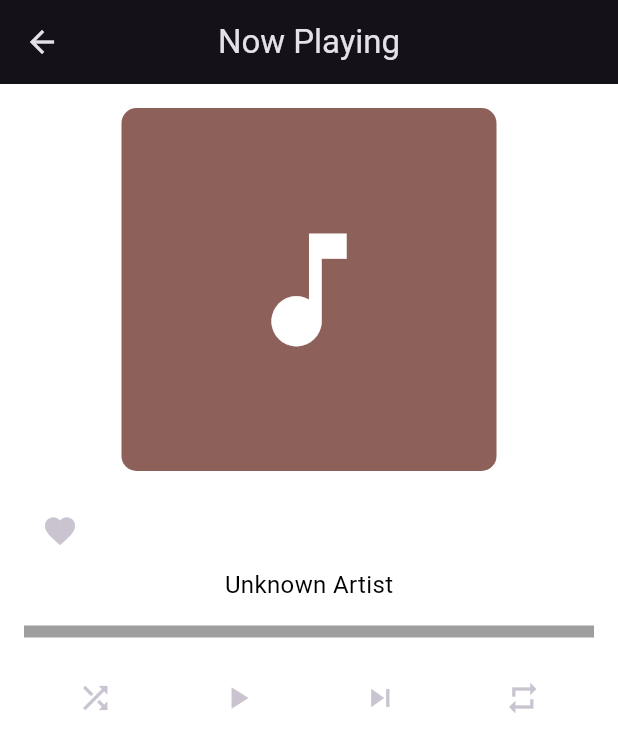
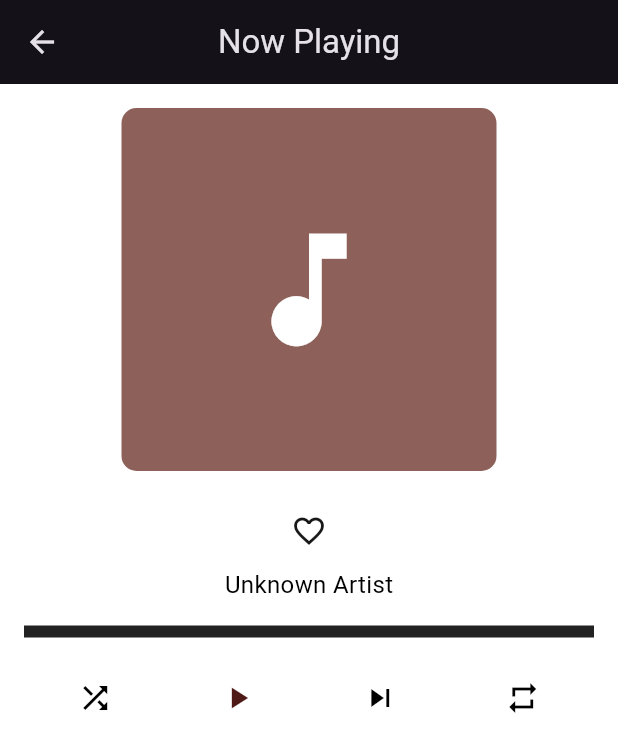
Before and after one commit to GtHubproject/musify, a Flutter app: the FullSongplayerView screen opened by its route, after a tap on the "shuffle" icon, on a phone screen of 412 x 824 dp. Shown: the top 752 px of the screen. Run offline on Flutter 3.47's test engine with Material 3 defaults, Android fonts, the phone set to English and light mode, and no system bars; drawn by our look-alikes of on_audio_query; our stand-ins replace get, hive, hive_flutter, just_audio, marquee, permission_handler and 1 more; accounts and stored records are empty; statements that could not run were skipped.

Commit message:
some changes

```diff
--- a/lib/app/modules/bottomnavigationbar/controllers/bottomnavigationbar_controller.dart
+++ b/lib/app/modules/bottomnavigationbar/controllers/bottomnavigationbar_controller.dart
@@ -21,6 +21,8 @@ class BottomnavigationbarController extends GetxController {
     audioPlayer.positionStream.listen((position) {
       update();
     });
+
+
     update();
   }
 
@@ -59,6 +61,8 @@ class BottomnavigationbarController extends GetxController {
     _songs = songs;
   }
 
+
+
   void playNextSong() {
     if (currentSong.value != null) {
       int currentIndex =
--- a/lib/app/modules/bottomnavigationbar/controllers/fullplayer.dart
+++ b/lib/app/modules/bottomnavigationbar/controllers/fullplayer.dart
@@ -1,5 +1,3 @@
-
-
 import 'package:get/get.dart';
 import 'package:just_audio/just_audio.dart';
 import 'package:musicplayer/app/modules/bottomnavigationbar/controllers/bottomnavigationbar_controller.dart';
@@ -7,11 +5,18 @@ import 'package:musicplayer/app/modules/library/controllers/tracks_controller.da
 import 'package:on_audio_query/on_audio_query.dart';
 
 class FullSongplayerController extends GetxController {
-
-
   late TrackController trackController;
   late BottomnavigationbarController bottomController;
   late AudioPlayer audioPlayer;
+
+  SongModel? get currentSong => bottomController.currentSong.value;
+
+
+  bool _isShuffle = false;
+  bool get isShuffle => _isShuffle;
+
+  bool _isRepeat = false;
+  bool get isRepeat => _isRepeat;
 
   @override
   void onInit() {
@@ -20,8 +25,6 @@ class FullSongplayerController extends GetxController {
     bottomController = Get.find<BottomnavigationbarController>();
     audioPlayer = bottomController.audioPlayer;
   }
-
-  SongModel? get currentSong => bottomController.currentSong.value;
 
   void seekTo(double seconds) {
     bottomController.audioPlayer.seek(Duration(seconds: seconds.toInt()));
@@ -37,7 +40,17 @@ class FullSongplayerController extends GetxController {
   }
 
   void playNextSong() {
+    bottomController.playNextSong();
+    update();
+  }
 
+   void toggleShuffle() {
+    _isShuffle = !_isShuffle;
+    update();
+  }
+
+  void toggleRepeat() {
+    _isRepeat = !_isRepeat;
     update();
   }
 
@@ -47,9 +60,8 @@ class FullSongplayerController extends GetxController {
     String twoDigitSeconds = twoDigits(duration.inSeconds.remainder(60));
     return "$twoDigitMinutes:$twoDigitSeconds";
   }
-   void updateProgress() {
+
+  void updateProgress() {
     update();
   }
-
-
 }
--- a/lib/app/modules/bottomnavigationbar/views/fullplayer.dart
+++ b/lib/app/modules/bottomnavigationbar/views/fullplayer.dart
@@ -8,12 +8,11 @@ import 'package:musicplayer/app/modules/favourites/controllers/favourites_contro
 import 'package:musicplayer/app/modules/library/controllers/tracks_controller.dart';
 import 'package:on_audio_query/on_audio_query.dart';
 
-
 class FullSongplayerView extends GetView<FullSongplayerController> {
-
   FullSongplayerView({Key? key}) : super(key: key);
 
-   final FullSongplayerController fullSongplayerController = Get.put(FullSongplayerController());
+  final FullSongplayerController fullSongplayerController =
+      Get.put(FullSongplayerController());
 
   final TrackController trackController = Get.put(TrackController());
 
@@ -40,118 +39,101 @@ class FullSongplayerView extends GetView<FullSongplayerController> {
               nullArtworkWidget: Container(
                 decoration: BoxDecoration(
                   color: Color.fromARGB(235, 131, 83, 76),
-                  borderRadius: BorderRadius.circular(10.0),),
+                  borderRadius: BorderRadius.circular(10.0),
+                ),
                 width: 250,
                 height: 242,
-
-                    child: Icon(Icons.music_note,
+                child: Icon(
+                  Icons.music_note,
                   size: 100,
                 ),
               ),
             ),
-
             SizedBox(height: 16),
-
-            Row(
+            Row( mainAxisAlignment: MainAxisAlignment.center,
               children: [
-                IconButton(onPressed:(){
+                IconButton(
+                    onPressed: () {
                       SongModel currentSong = controller.currentSong!;
                       // Call the addToFavorites method from the TrackController
                       trackController.addToFavorites(currentSong);
                       // Notify the FavoritesController to trigger a rebuild
                       Get.find<FavouritesController>().update();
-                }, icon:Icon(Icons.favorite)),
+                    },
+                    icon: Icon(Icons.favorite_border,color: const Color.fromARGB(255, 25, 24, 24),)),
+
+
+ Obx(() =>
                 Text(
                   controller.currentSong?.title ?? '',
                   style: TextStyle(
                     fontWeight: FontWeight.bold,
+
                     fontSize: 18,
                   ),
-                ),
+                ),)
+
               ],
             ),
 
+             Obx(() =>
             Text(
               controller.currentSong?.artist ?? 'Unknown Artist',
               style: TextStyle(fontSize: 16),
-            ),
-
+            ),),
             SizedBox(height: 16),
-
             Stack(
               alignment: Alignment.centerLeft,
               children: [
+                //Obx(() =>
                 LinearProgressIndicator(
-      value: (controller.audioPlayer.duration?.inMilliseconds ?? 0) > 0
+                  value:
+                      (controller.audioPlayer.duration?.inMilliseconds ?? 0) > 0
                           ? (controller.audioPlayer.position.inMilliseconds /
-                  controller.audioPlayer.duration!.inMilliseconds)
-          .clamp(0.0, 1.0):0.0,
+                                  controller
+                                      .audioPlayer.duration!.inMilliseconds)
+                              .clamp(0.0, 1.0)
+                          : 0.0,
                   minHeight: 8,
-      backgroundColor: Colors.grey,
-      valueColor: AlwaysStoppedAnimation<Color>(Colors.amber),
+                  backgroundColor: const Color.fromARGB(255, 35, 34, 34),
+                  valueColor: AlwaysStoppedAnimation<Color>(const Color.fromARGB(255, 202, 187, 140)),
                 ),
+                //),
               ],
             ),
-
-
-// Stack(
-
-//   alignment: Alignment.centerLeft,
-//   children: [
-//     //progression bar
-//   ],
-// ),
-
-
-
-
-            // SleekCircularSlider(
-            //   min: 0,
-            //   max: controller.currentSong?.duration?.toDouble() ?? 0.0,
-            //   initialValue:
-            //       controller.audioPlayer.position.inSeconds.toDouble(),
-            //   onChangeEnd: (double value) {
-            //     controller.seekTo(value);
-            //   },
-            //   innerWidget: (double value) {
-            //     return Center(
-            //       child: Text(
-            //         '${(value / 60).floor()}:${(value % 60).floor()}',
-            //         style: TextStyle(fontSize: 16),
-            //       ),
-            //     );
-            //   },
-            // ),
-
             SizedBox(height: 16),
-
             Row(
               mainAxisAlignment: MainAxisAlignment.spaceAround,
               children: [
                 IconButton(
                   icon: Icon(Icons.shuffle),
+                   color: controller.isShuffle ? Colors.amber : Colors.black,
                   onPressed: () {
-                    // Implement shuffle functionality here
+                     controller.toggleShuffle();
                   },
                 ),
                 IconButton(
                   icon: Icon(controller.audioPlayer.playing
                       ? Icons.pause
-                      : Icons.play_arrow),
+                      : Icons.play_arrow,
+                       color: controller.audioPlayer.playing ? Color.fromARGB(255, 162, 144, 70) : const Color.fromARGB(255, 79, 25, 21),
+                      ),
                   onPressed: () {
                     controller.togglePlayPause();
                   },
                 ),
                 IconButton(
-                  icon: Icon(Icons.skip_next),
+                  icon: Icon(Icons.skip_next,color: Colors.black,),
                   onPressed: () {
                     controller.playNextSong();
+
                   },
                 ),
                 IconButton(
                   icon: Icon(Icons.repeat),
+                   color: controller.isRepeat ? Colors.amber :Colors.black,
                   onPressed: () {
-                    // Implement repeat functionality here
+                      controller.toggleRepeat();
                   },
                 ),
               ],
--- a/lib/app/modules/playlists/views/playlist_selection_screen_view.dart
+++ b/lib/app/modules/playlists/views/playlist_selection_screen_view.dart
@@ -39,8 +39,10 @@ class PlaylistSelectionView extends GetView<PlaylistSelectionController> {
             final SongModel selectedSong = songs[index];
 
             return ListTile(
-              title: Text(selectedSong.title),
-              subtitle: Text(selectedSong.artist ?? "No Artist"),
+              title: Text(selectedSong.title, style: TextStyle(
+                      fontWeight: FontWeight.bold, color: Colors.black),),
+              subtitle: Text(selectedSong.artist ?? "No Artist", style: TextStyle(
+                      fontWeight: FontWeight.w400, color: Colors.black),),
                trailing: GestureDetector(
             onTap: () async {
               // Get the selected playlist name from the navigation arguments
--- a/lib/main.dart
+++ b/lib/main.dart
@@ -24,8 +24,7 @@ class AppBindings extends Bindings {
     Get.lazyPut<SearchbarController>(() => SearchbarController());
     Get.lazyPut<BottomnavigationbarController>(
         () => BottomnavigationbarController());
-
-    // Playlist bindings
+   // Playlist bindings
     Get.lazyPut<PlaylistSelectionController>(
         () => PlaylistSelectionController());
     Get.lazyPut<PlaylistDisplayController>(() => PlaylistDisplayController());
```
Also changed, not shown: lib/app/modules/favourites/views/favourites_view.dart (+19 -107 lines), lib/app/modules/home/views/home_view.dart (+14 -4 lines), lib/app/modules/library/controllers/tracks_controller.dart (+38 -35 lines), lib/app/modules/library/views/tracks_view.dart (+0 -12 lines), lib/app/modules/playlists/views/playlistDetails.dart (+7 -12 lines). Lines whose indentation alone changed are shown as unchanged.
